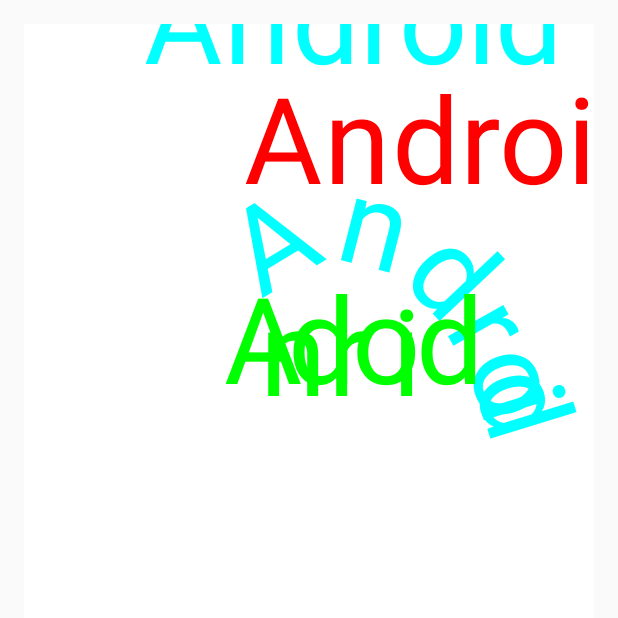
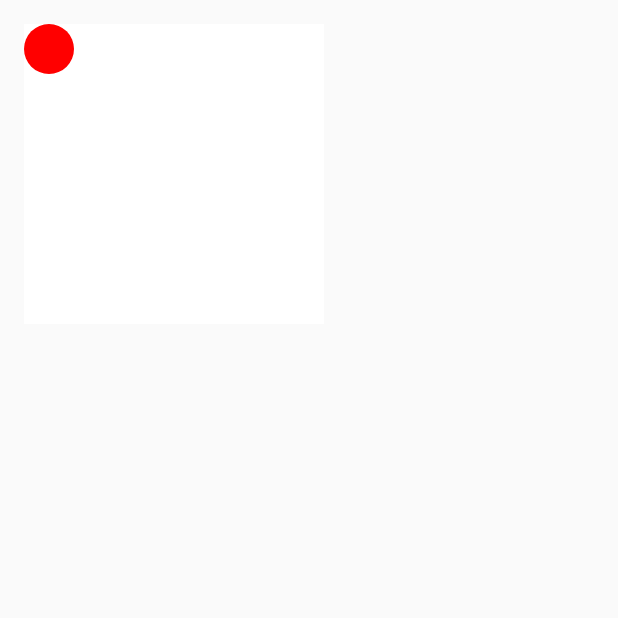
Before and after one commit to danvallejo/android-250, an Android app: the CanvasActivity screen opened directly, with no data from a screen before it, on a phone screen of 412 x 824 dp, the top half of it. Run offline under Robolectric (Android 15) with nearby library versions, the phone set to English and light mode, and no system bars.

Commit message:
custom view Exercise

```diff
--- a/AndroidInterfaces/app/src/main/java/com/cstructor/androidinterfaces/CustomView.java
+++ b/AndroidInterfaces/app/src/main/java/com/cstructor/androidinterfaces/CustomView.java
@@ -19,38 +19,10 @@ public class CustomView extends View {
     protected void onDraw(Canvas canvas) {
         canvas.drawColor(Color.WHITE);
 
-        //canvas.rotate(-30.0f);
-        canvas.scale(4f, 4f);
-        //canvas.skew(.1f, .3f);
-        canvas.translate(30f,10f);
+        Paint paint = new Paint();
+        paint.setStyle(Paint.Style.FILL);
+        paint.setColor(0xffff0000);
 
-        Paint paint = new Paint();
-        paint.setTextSize(30);
-        paint.setAntiAlias(true);
-
-        Log.d("antialias", Boolean.toString(paint.isAntiAlias()));
-
-        paint.setColor(Color.RED);
-        canvas.drawText("Android", 25, 30, paint);
-
-
-        paint.setColor(Color.CYAN);
-        canvas.drawText("Android", 0,0, paint);
-
-        Path path = new Path();
-        path.addArc(new RectF(10,50,90,200), 240, 90);
-        canvas.drawTextOnPath("Android", path, 0,0, paint);
-
-        float[] pos = new float[] {
-                20,80,
-                29,83,
-                36,80,
-                46,83,
-                52,80,
-                62,83,
-                68,80
-        };
-        paint.setColor(Color.GREEN);
-        canvas.drawPosText("Android", pos, paint);
+        canvas.drawOval(0, 0, 50, 50, paint);
     }
 }
--- a/AndroidInterfaces/app/src/main/res/layout/activity_canvas.xml
+++ b/AndroidInterfaces/app/src/main/res/layout/activity_canvas.xml
@@ -11,8 +11,8 @@
     tools:context="com.cstructor.androidinterfaces.CanvasActivity">
 
     <com.cstructor.androidinterfaces.CustomView
-        android:layout_width="match_parent"
-        android:layout_height="match_parent"
+        android:layout_width="200dp"
+        android:layout_height="200dp"
         android:background="@color/colorAccent"/>
 
 </RelativeLayout>
```
